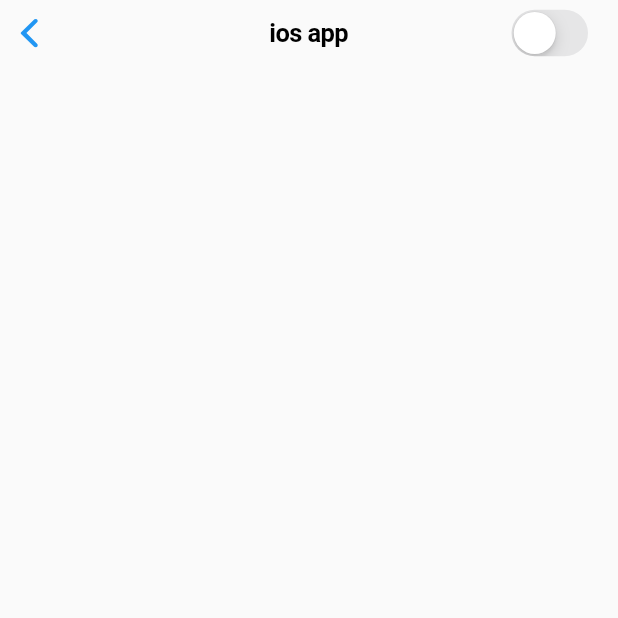
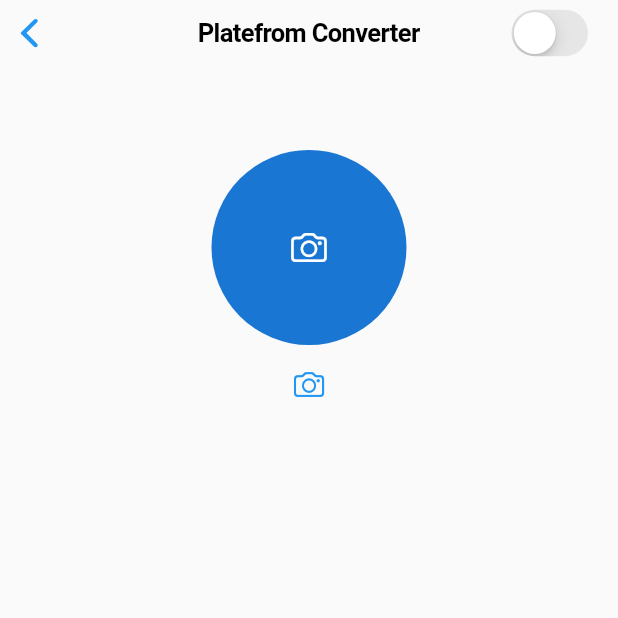
Before and after one commit to BhargavsinhBarad/plateform_converter, a Flutter app: the add_contact screen opened directly, on a phone screen of 412 x 824 dp, the top half of it. Run offline on Flutter 3.47's test engine with Material 2 defaults, Android fonts, the phone set to English and light mode, and no system bars; our stand-ins replace image_picker.

Commit message:
Platefrom_Converter

```diff
--- a/lib/utils/Global.dart
+++ b/lib/utils/Global.dart
@@ -7,6 +7,9 @@ class Global {
 
   static String pic1 = '';
   static ImagePicker picker1 = ImagePicker();
+
+  static XFile? pic2;
+  static ImagePicker picker2 = ImagePicker();
 
   static TextEditingController NameController = TextEditingController();
   static TextEditingController ChatController = TextEditingController();
--- a/lib/views/Tabs/add.dart
+++ b/lib/views/Tabs/add.dart
@@ -20,7 +20,7 @@ class _add_contactState extends State<add_contact> {
   Widget build(BuildContext context) {
     return CupertinoPageScaffold(
       navigationBar: CupertinoNavigationBar(
-          middle: Text("ios app"),
+        middle: Text("Platefrom Converter"),
         trailing: CupertinoSwitch(
           value: Provider.of<platfrom>(context, listen: false).isios,
           onChanged: (val) {
@@ -29,37 +29,38 @@ class _add_contactState extends State<add_contact> {
         ),
       ),
       child: Column(
-            // children: [
-            //   SizedBox(
-            //     height: 80,
-            //   ),
-            //   if (Global.pic == null)
-            //     Center(
-            //       child: const CircleAvatar(
-            //         radius: 65,
-            //         child: Icon(CupertinoIcons.camera),
-            //       ),
-            //     )
-            //   else
-            //     Center(
-            //       child: CircleAvatar(
-            //         radius: 65,
-            //         foregroundImage: FileImage(File(Global.pic!.path)),
-            //       ),
-            //     ),
-            //   CupertinoButton(
-            //     onPressed: () async {
-            //       final XFile? image =
-            //           await Global.picker.pickImage(source: ImageSource.camera);
-            //       setState(() {
-            //         Global.pic = image;
-            //       });
-            //     },
-            //     child: const Icon(
-            //       CupertinoIcons.camera,
-            //     ),
-            //   ),
-            // ],
-            ));
+        children: [
+          SizedBox(
+            height: 100,
+          ),
+          if (Global.pic == null)
+            Center(
+              child: const CircleAvatar(
+                radius: 65,
+                child: Icon(CupertinoIcons.camera),
+              ),
+            )
+          else
+            Center(
+              child: CircleAvatar(
+                radius: 65,
+                foregroundImage: FileImage(File(Global.pic!.path)),
+              ),
+            ),
+          CupertinoButton(
+            onPressed: () async {
+              final XFile? image =
+                  await Global.picker.pickImage(source: ImageSource.camera);
+              setState(() {
+                Global.pic = image;
+              });
+            },
+            child: const Icon(
+              CupertinoIcons.camera,
+            ),
+          ),
+        ],
+      ),
+    );
   }
 }
--- a/lib/views/Tabs/call.dart
+++ b/lib/views/Tabs/call.dart
@@ -21,7 +21,7 @@ class _callState extends State<call> {
   Widget build(BuildContext context) {
     return CupertinoPageScaffold(
         navigationBar: CupertinoNavigationBar(
-          middle: Text("ios app"),
+          middle: Text("Platefrom Converter"),
           trailing: CupertinoSwitch(
             value: Provider.of<platfrom>(context, listen: false).isios,
             onChanged: (val) {
--- a/lib/views/Tabs/chat.dart
+++ b/lib/views/Tabs/chat.dart
@@ -22,7 +22,7 @@ class _chatState extends State<chat> {
   Widget build(BuildContext context) {
     return CupertinoPageScaffold(
       navigationBar: CupertinoNavigationBar(
-        middle: Text("ios app"),
+        middle: Text("Platefrom Converter"),
         trailing: CupertinoSwitch(
           value: Provider.of<platfrom>(context, listen: false).isios,
           onChanged: (val) {
--- a/lib/views/Tabs/setting.dart
+++ b/lib/views/Tabs/setting.dart
@@ -23,7 +23,7 @@ class _settingState extends State<setting> {
   Widget build(BuildContext context) {
     return CupertinoPageScaffold(
       navigationBar: CupertinoNavigationBar(
-        middle: Text("ios app"),
+        middle: Text("Platefrom Converter"),
         trailing: CupertinoSwitch(
           value: Provider.of<platfrom>(context, listen: false).isios,
           onChanged: (val) {
@@ -33,6 +33,9 @@ class _settingState extends State<setting> {
       ),
       child: Column(
         children: [
+          SizedBox(
+            height: 90,
+          ),
           Container(
             margin: EdgeInsets.all(20),
             child: Row(
```
Also changed, not shown: lib/views/android.dart (+4 -4 lines), pubspec.lock. Lines whose indentation alone changed are shown as unchanged.
